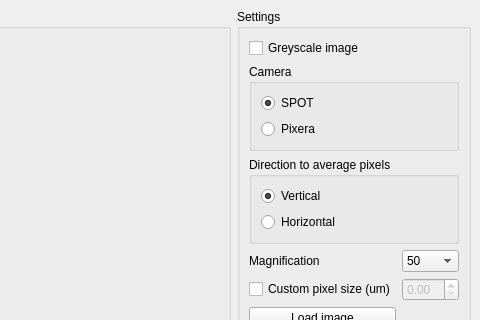
This is PythonGUI_apps/Image_analysis/image_analysis_gui.ui in SarthakJariwala/Python_GUI_apps as Qt 5 draws it before an edit; both pictures show x 549 to 1029 and y 0 to 320 of the 1029 by 743 pixel window. The edited form follows.
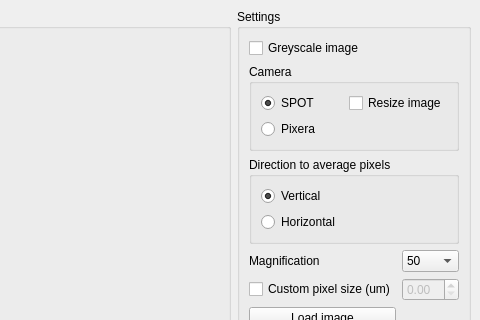
This is the edited form.

Commit message: add resize option for spot, fixed image plot axes

Diff of the .ui file:
```diff
--- a/PythonGUI_apps/Image_analysis/image_analysis_gui.ui
+++ b/PythonGUI_apps/Image_analysis/image_analysis_gui.ui
@@ -102,8 +102,8 @@
            <property name="title">
             <string>Camera</string>
            </property>
-           <layout class="QVBoxLayout" name="verticalLayout">
-            <item>
+           <layout class="QGridLayout" name="gridLayout_8">
+            <item row="1" column="0">
              <widget class="QRadioButton" name="spot_radioButton">
               <property name="text">
                <string>SPOT</string>
@@ -113,13 +113,20 @@
               </property>
              </widget>
             </item>
-            <item>
+            <item row="2" column="0">
              <widget class="QRadioButton" name="pixera_radioButton">
               <property name="text">
                <string>Pixera</string>
               </property>
              </widget>
             </item>
+            <item row="1" column="1">
+             <widget class="QCheckBox" name="resize_image_checkBox">
+              <property name="text">
+               <string>Resize image</string>
+              </property>
+             </widget>
+            </item>
            </layout>
           </widget>
          </item>
```
Left out of the diff: 2 changed lines with no effect on the pictures. The commit also changes 1 other file.
